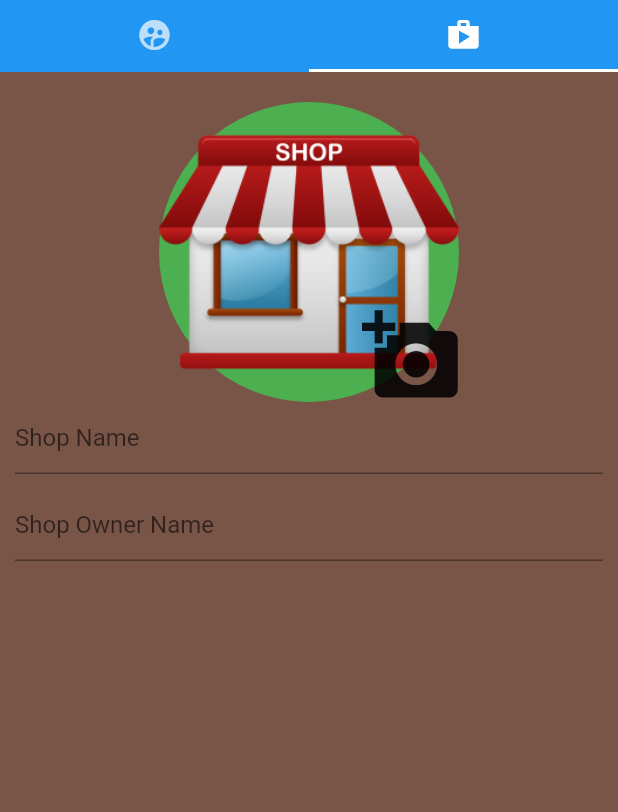
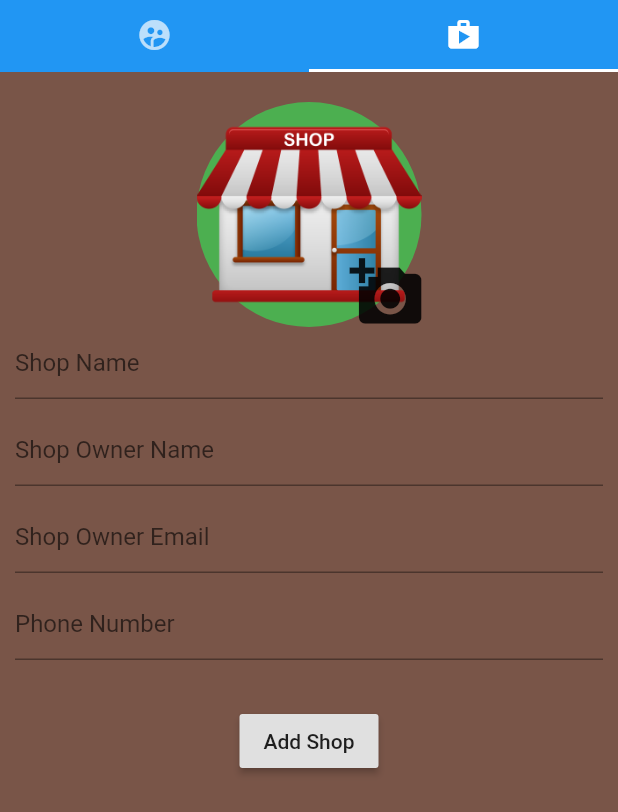
Before and after one commit to sasukeamjed/custom_claims_app, a Flutter app: the AddUserPage screen opened directly, tab 2 chosen, on a phone screen of 412 x 824 dp. Shown: the top 812 px of the screen. Run offline on Flutter 3.47's test engine with Material 2 defaults, Android fonts, the phone set to English and light mode, and no system bars; our stand-ins replace cloud_functions, firebase_auth; accounts and stored records are empty.

Commit message:
add_shop page is completed

```diff
--- a/lib/pages/admin_pages/add_admin_or_shop/add_shop_page.dart
+++ b/lib/pages/admin_pages/add_admin_or_shop/add_shop_page.dart
@@ -1,15 +1,16 @@
 import 'package:flutter/material.dart';
 
 class AddShopPage extends StatelessWidget {
-  double width = 200;
-  double height = 200;
+  double width = 150;
+  double height = 150;
 
   @override
   Widget build(BuildContext context) {
     print('Add Shop Page is Build');
-    return SingleChildScrollView(
-      child: Padding(
-        padding: EdgeInsets.symmetric(horizontal: 10, vertical: 20),
+
+    return Padding(
+      padding: EdgeInsets.symmetric(horizontal: 10, vertical: 20),
+      child: SingleChildScrollView(
         child: Column(
           crossAxisAlignment: CrossAxisAlignment.center,
           children: <Widget>[
@@ -24,7 +25,7 @@ class AddShopPage extends StatelessWidget {
                     height: height,
                     decoration: BoxDecoration(
                       color: Colors.green,
-                      shape: BoxShape.circle
+                      shape: BoxShape.circle,
                     ),
                     child: Center(
                       child: Image.asset('assets/shop.png'),
@@ -36,11 +37,11 @@ class AddShopPage extends StatelessWidget {
                     child: Align(
                       alignment: Alignment.bottomRight,
                       child: Padding(
-                        padding: EdgeInsets.only(right:0.0, bottom: 0),
+                        padding: EdgeInsets.only(right: 0.0, bottom: 0),
                         child: IconButton(
                           iconSize: width / 3,
                           icon: Icon(Icons.add_a_photo),
-                          onPressed: (){},
+                          onPressed: () {},
                         ),
                       ),
                     ),
@@ -61,9 +62,96 @@ class AddShopPage extends StatelessWidget {
             SizedBox(
               height: 10,
             ),
+            TextField(
+              decoration: InputDecoration(hintText: 'Shop Owner Email'),
+            ),
+            SizedBox(
+              height: 10,
+            ),
+            TextField(
+              decoration: InputDecoration(hintText: 'Phone Number'),
+            ),
+            SizedBox(
+              height: 30,
+            ),
+            RaisedButton(
+              child: Text("Add Shop"),
+              onPressed: () {},
+            ),
           ],
         ),
       ),
     );
+
+//    return LayoutBuilder(
+//      builder: (BuildContext context, BoxConstraints viewportConstraints) {
+//        print(viewportConstraints.maxHeight);
+//        return Padding(
+//          padding: EdgeInsets.symmetric(horizontal: 10, vertical: 20),
+//          child: SingleChildScrollView(
+//            child: ConstrainedBox(
+//              constraints: BoxConstraints(
+//                minHeight: viewportConstraints.maxHeight,
+//              ),
+//              child: IntrinsicHeight(
+//                child: Column(
+//                  crossAxisAlignment: CrossAxisAlignment.center,
+//                  children: <Widget>[
+//                    Container(
+//                      width: width,
+//                      height: height,
+//                      child: Stack(
+//                        alignment: Alignment.bottomRight,
+//                        children: <Widget>[
+//                          Container(
+//                            width: width,
+//                            height: height,
+//                            decoration: BoxDecoration(
+//                                color: Colors.green, shape: BoxShape.circle),
+//                            child: Center(
+//                              child: Image.asset('assets/shop.png'),
+//                            ),
+//                          ),
+//                          Positioned(
+//                            bottom: -10,
+//                            right: -10,
+//                            child: Align(
+//                              alignment: Alignment.bottomRight,
+//                              child: Padding(
+//                                padding: EdgeInsets.only(right: 0.0, bottom: 0),
+//                                child: IconButton(
+//                                  iconSize: width / 3,
+//                                  icon: Icon(Icons.add_a_photo),
+//                                  onPressed: () {},
+//                                ),
+//                              ),
+//                            ),
+//                          )
+//                        ],
+//                      ),
+//                    ),
+//                    TextField(
+//                      decoration: InputDecoration(
+//                          fillColor: Colors.white, hintText: 'Shop Name'),
+//                    ),
+//                    SizedBox(
+//                      height: 10,
+//                    ),
+//                    TextField(
+//                      decoration: InputDecoration(hintText: 'Shop Owner Name'),
+//                    ),
+//                    Spacer(),
+//                    RaisedButton(
+//                      child: Text("Add Shop"),
+//                      onPressed: () {},
+//                    ),
+//                  ],
+//                ),
+//              ),
+//            ),
+//          ),
+//        );
+//      },
+//    );
   }
 }
```
Also changed, not shown: pubspec.lock.
